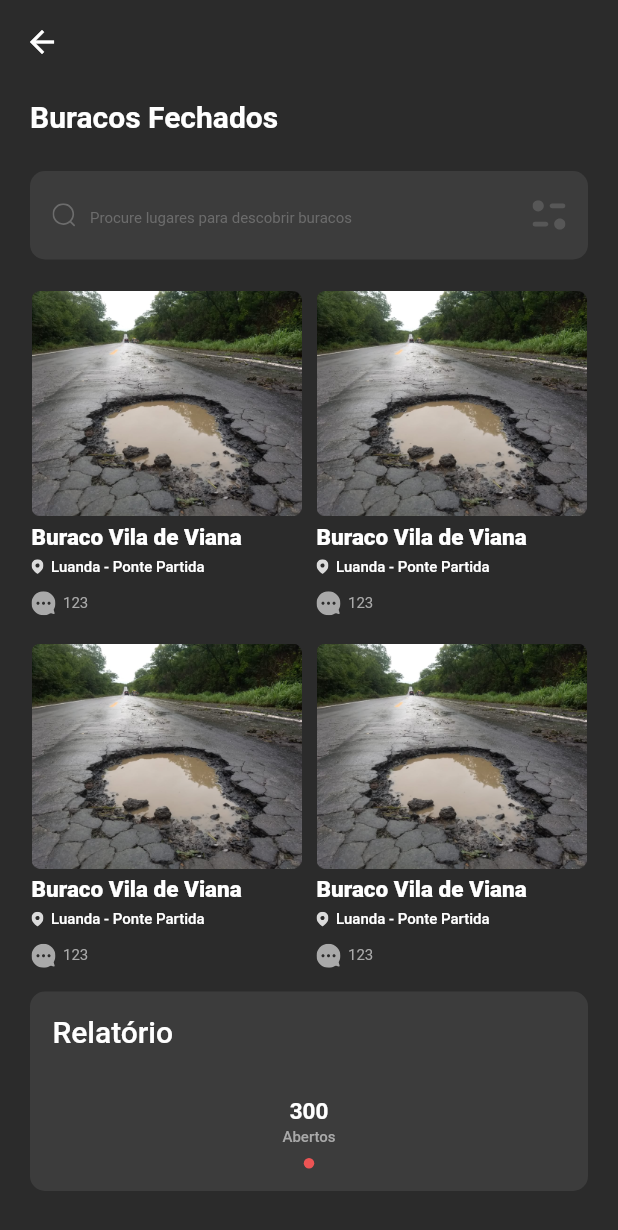
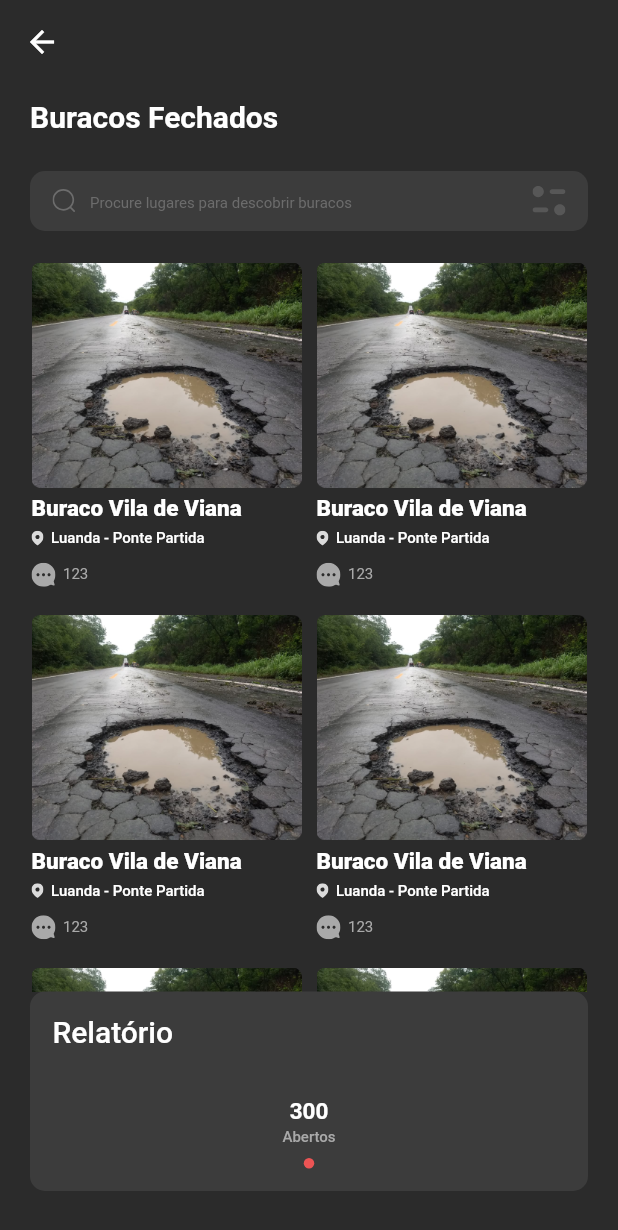
Before and after one commit to IdeiasAbertas/mapadeburacos-app, a Flutter app: the screen it shows after launch, item 2 of the bottom bar chosen, on a phone screen of 412 x 824 dp. Shown: the top 1230 px of the screen. Run offline on Flutter 3.47's test engine with Material 2 defaults, Android fonts, the light colour scheme and no system bars; our stand-ins replace dotted_border, flutter_svg.

Commit message:
adds view_buraco_info_paga and minor changes in package name

```diff
--- a/lib/app/resources/theme.dart
+++ b/lib/app/resources/theme.dart
@@ -16,6 +16,9 @@ class AppTheme {
   static const krukutecaGray002 = Color(0xFF6C6C6C);
   static const krukutecaGray003 = Color(0xFF3C3C3C);
   static const krukutecaGray004 = Color(0xFFA9A9A9);
+  static const krukutecaGray005 = Color(0xFFA6A6A6);
+  static const krukutecaGray006 = Color(0xFF1E1E1E);
+
   static const krukutecaRed001 = Color(0xFFEC5454);
 
   static const krukuteYellow001 = Color(0xFFECB854);
--- a/lib/features/view_buracos/view_buracos_page.dart
+++ b/lib/features/view_buracos/view_buracos_page.dart
@@ -2,6 +2,7 @@ import 'package:flutter/material.dart';
 import 'package:flutter_svg/svg.dart';
 import 'package:mapa_de_buracos_app_flutter/app/resources/theme.dart';
 import 'package:mapa_de_buracos_app_flutter/data/models/status_buraco_model.dart';
+import 'package:mapa_de_buracos_app_flutter/features/view_buraco_info/view_buraco_info_page.dart';
 import 'package:mapa_de_buracos_app_flutter/features/widgets/counter_status_widget.dart';
 import 'package:mapa_de_buracos_app_flutter/features/widgets/custom_text_field.dart';
 
@@ -33,7 +34,7 @@ class ViewBuracosPage extends StatelessWidget {
               const SizedBox(
                 height: 25,
               ),
-              const CustomTextField(),
+              const SizedBox(height: 40, child: CustomTextField()),
               const SizedBox(
                 height: 20,
               ),
@@ -46,10 +47,30 @@ class ViewBuracosPage extends StatelessWidget {
                   crossAxisCount: 2,
                   childAspectRatio: 0.8,
                   children: const <Widget>[
-                    BuracoimageDatasGridWidget(),
-                    BuracoimageDatasGridWidget(),
-                    BuracoimageDatasGridWidget(),
-                    BuracoimageDatasGridWidget(),
+                    BuracoimageDatasGridWidget(
+                      index: 1,
+                    ),
+                    BuracoimageDatasGridWidget(
+                      index: 2,
+                    ),
+                    BuracoimageDatasGridWidget(
+                      index: 3,
+                    ),
+                    BuracoimageDatasGridWidget(
+                      index: 4,
+                    ),
+                    BuracoimageDatasGridWidget(
+                      index: 5,
+                    ),
+                    BuracoimageDatasGridWidget(
+                      index: 6,
+                    ),
+                    BuracoimageDatasGridWidget(
+                      index: 7,
+                    ),
+                    BuracoimageDatasGridWidget(
+                      index: 8,
+                    ),
                   ],
                 ),
               ),
@@ -91,18 +112,30 @@ class ViewBuracosPage extends StatelessWidget {
 }
 
 class BuracoimageDatasGridWidget extends StatelessWidget {
-  const BuracoimageDatasGridWidget({
-    Key? key,
-  }) : super(key: key);
+  final int index;
+  const BuracoimageDatasGridWidget({Key? key, required this.index}) : super(key: key);
 
   @override
   Widget build(BuildContext context) {
-    return Column(
+    return GestureDetector(
+      onTap: () {
+        Navigator.of(context).push(
+          MaterialPageRoute(
+            builder: (context) => ViewBuracoInfoPage(
+              index: index,
+            ),
+          ),
+        );
+      },
+      child: Column(
         mainAxisAlignment: MainAxisAlignment.start,
         crossAxisAlignment: CrossAxisAlignment.start,
         children: [
-        Image.asset(
+          Hero(
+            tag: 'buraco$index',
+            child: Image.asset(
               ('assets/images/buraco.png'),
+            ),
           ),
           const SizedBox(
             height: 5,
@@ -156,6 +189,7 @@ class BuracoimageDatasGridWidget extends StatelessWidget {
             ],
           )
         ],
+      ),
     );
   }
 }
--- a/lib/features/widgets/custom_text_field.dart
+++ b/lib/features/widgets/custom_text_field.dart
@@ -1,6 +1,7 @@
 import 'package:flutter/material.dart';
 import 'package:flutter_svg/svg.dart';
 import 'package:mapa_de_buracos_app_flutter/app/resources/theme.dart';
+import 'package:mapa_de_buracos_app_flutter/features/view_buracos/view_buracos_page.dart';
 
 class CustomTextField extends StatelessWidget {
   const CustomTextField({
@@ -18,10 +19,17 @@ class CustomTextField extends StatelessWidget {
           color: AppTheme.krukutecaGray002,
         ),
         suffixIconConstraints: const BoxConstraints(minHeight: 19, minWidth: 22),
-        suffixIcon: Container(
-          margin: const EdgeInsets.only(right: 15),
-          child: SvgPicture.asset(
-            'assets/icons/filter-icon.svg',
+        suffixIcon: GestureDetector(
+          onTap: () {
+            Navigator.of(context).push(
+              MaterialPageRoute(builder: (context) => const ViewBuracosPage()),
+            );
+          },
+          child: Container(
+            margin: const EdgeInsets.only(right: 15),
+            child: SvgPicture.asset(
+              'assets/icons/filter-icon.svg',
+            ),
           ),
         ),
         prefixIconConstraints: const BoxConstraints(minHeight: 19, minWidth: 22),
```
Also changed, not shown: lib/features/home/home_page.dart (+9 -1 lines), lib/features/view_buraco_info/view_buraco_info_page.dart (added, +256 -0 lines), assets/icons/send-icon.svg (added), assets/images/google-maps-dark-mode.jpeg (added), 2 other files. Lines whose indentation alone changed are shown as unchanged.
